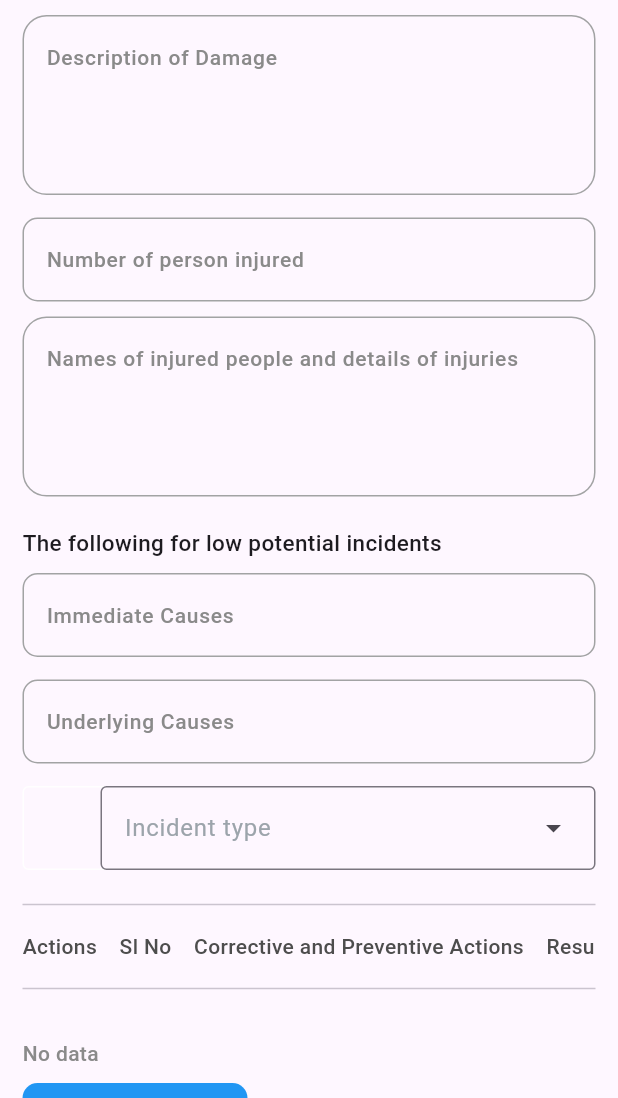
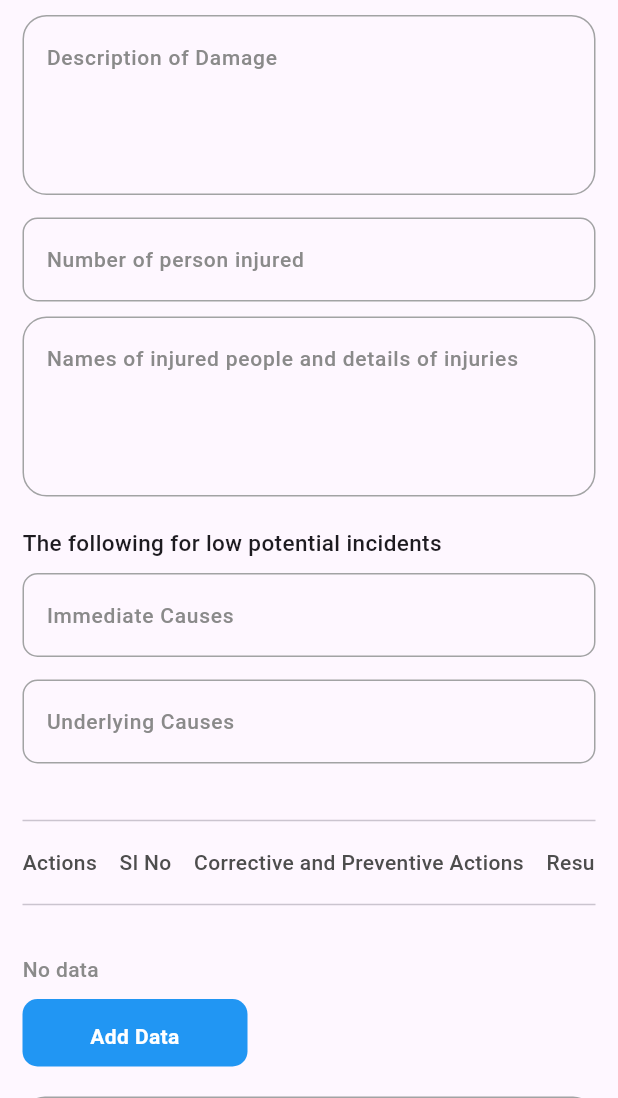
Before and after one commit to AthulyaK-893/Incident-Report-SangSolutions, a Flutter app: the screen it shows after launch, scrolled down 576 dp, on a phone screen of 412 x 824 dp, the part 138-1236 px from its top. Run offline on Flutter 3.47's test engine with Material 3 defaults, Android fonts, the phone set to English and light mode, and no system bars; our stand-ins replace bloc, flutter_bloc, image_picker.

Commit message:
second commit

```diff
--- a/lib/blocs/post_bloc/post_event.dart
+++ b/lib/blocs/post_bloc/post_event.dart
@@ -2,9 +2,12 @@ part of 'post_bloc.dart';
 
 @immutable
 sealed class PostEvent {}
+
 class SubmitButtonPressed extends PostEvent {
+  Map body;
+  String path;
 
-  SubmitButtonPressed();
+  SubmitButtonPressed({required this.body, required this.path});
 
   @override
   List<Object> get props => [];
--- a/lib/views/home.dart
+++ b/lib/views/home.dart
@@ -1,12 +1,19 @@
+import 'dart:convert';
+import 'dart:developer';
 import 'dart:io';
+
 import 'package:flutter/material.dart';
 import 'package:flutter/services.dart';
+import 'package:flutter_bloc/flutter_bloc.dart';
+import 'package:http/http.dart' as http;
 import 'package:image_picker/image_picker.dart';
 import 'package:intl/intl.dart';
 import 'package:movie_app_flutter/utils/custombutton.dart';
 import 'package:movie_app_flutter/utils/custompopup.dart';
 import 'package:movie_app_flutter/utils/description_textfield.dart';
 import 'package:movie_app_flutter/utils/textfield.dart';
+
+import '../blocs/post_bloc/post_bloc.dart';
 
 class HomePage extends StatefulWidget {
   const HomePage({super.key});
@@ -28,15 +35,16 @@ class _HomePageState extends State<HomePage> {
   TextEditingController immediateCauseController = TextEditingController();
   TextEditingController underlyingCauseController = TextEditingController();
   TimeOfDay? time = const TimeOfDay(hour: 12, minute: 12);
-  departmentList? selecteddepartment;
+
   @override
   void initState() {
     timeinput.text = "";
     super.initState();
   }
-TextEditingController _incidentTypeController=TextEditingController();
-TextEditingController _severityRateController=TextEditingController();
-TextEditingController _potentialRateController=TextEditingController();
+
+  TextEditingController _incidentTypeController = TextEditingController();
+  TextEditingController _severityRateController = TextEditingController();
+  TextEditingController _potentialRateController = TextEditingController();
   String? _incidentSelectedValue;
   String? _severitySelectedValue;
   String? _potentialSelectedValue;
@@ -68,16 +76,7 @@ TextEditingController _potentialRateController=TextEditingController();
 
   @override
   Widget build(BuildContext context) {
-    final List<DropdownMenuEntry<departmentList>> departmentEntries =
-        <DropdownMenuEntry<departmentList>>[];
-    for (final departmentList department in departmentList.values) {
-      departmentEntries.add(
-        DropdownMenuEntry<departmentList>(
-          value: department,
-          label: department.label,
-        ),
-      );
-    }
+
     return Scaffold(
       appBar: AppBar(
         centerTitle: true,
@@ -234,8 +233,8 @@ TextEditingController _potentialRateController=TextEditingController();
                     .map((e) => DropdownMenuItem(value: e, child: Text('$e')))
                     .toList(),
                 onChanged: (v) {
-                  _severitySelectedValue=v;
-                  _severityRateController.text=v!;
+                  _severitySelectedValue = v;
+                  _severityRateController.text = v!;
                 },
                 decoration: InputDecoration(
                     hintText: "(demo)",
@@ -267,8 +266,8 @@ TextEditingController _potentialRateController=TextEditingController();
                     .map((e) => DropdownMenuItem(value: e, child: Text('$e')))
                     .toList(),
                 onChanged: (v) {
-                  _potentialSelectedValue=v;
-                  _potentialRateController.text=v!;
+                  _potentialSelectedValue = v;
+                  _potentialRateController.text = v!;
                 },
                 decoration: InputDecoration(
                     hintText: "(demo)",
@@ -336,34 +335,7 @@ TextEditingController _potentialRateController=TextEditingController();
               const SizedBox(
                 height: 15,
               ),
-              TextFormField(
-                decoration: InputDecoration(
-                  enabledBorder: const OutlineInputBorder(
-                      borderSide: BorderSide(color: Colors.white)),
-                  border: const OutlineInputBorder(
-                      // borderRadius: BorderRadius.circular(15),
-                      borderSide: BorderSide(
-                          style: BorderStyle.solid,
-                          color: Color.fromARGB(255, 227, 231, 236))),
-                  suffixIcon: DropdownMenu<departmentList>(
-                    width: 330,
-                    //controller: departmentController,
-                    label: const Text(
-                      "Incident type",
-                      style: TextStyle(
-                          fontSize: 16,
-                          fontWeight: FontWeight.w400,
-                          color: Color.fromARGB(255, 156, 164, 171)),
-                    ),
-                    dropdownMenuEntries: departmentEntries,
-                    onSelected: (departmentList? department) {
-                      setState(() {
-                        selecteddepartment = department;
-                      });
-                    },
-                  ),
-                ),
-              ),
+
               const SizedBox(
                 height: 15,
               ),
@@ -477,7 +449,65 @@ TextEditingController _potentialRateController=TextEditingController();
               const SizedBox(
                 height: 20,
               ),
-              custombotton('Submit', () {}, MediaQuery.of(context).size.width),
+              BlocProvider(
+                  create: (context) => PostBloc(),
+                  child: custombotton('Submit', () async {
+                    Map<String, dynamic> body = {
+                      "iTransId": 0,
+                      "Project": 1,
+                      "Location": locationController.text,
+                      "Date": dateInputController.text,
+                      "Time": timeinput.text,
+                      "IncidentType": 1,
+                      "Severity_Rate": 1,
+                      "Potential_Rate": 1,
+                      "Others": "oth1",
+                      "IncidentDescription": descriptionController.text,
+                      "DamageDescription": descDamageController.text,
+                      "No_Injured_Person": injuriesController.text,
+                      "DetailsOfPersons": "",
+                      "ImmediateCauses": "imm1",
+                      "UnderlyingCauses": "undcau",
+                      "UserId": 1,
+                      "Images": "",
+                    };
+
+                    try {
+                      var url = Uri.parse(
+                          'http://103.120.178.195/Sang.Ray.Mob.Api/Ray/PostIncident');
+                      var headers = {
+                        'Content-Type': 'multipart/form-data',
+                      };
+
+                      var request = http.MultipartRequest("POST", url);
+                      request.headers.addAll(headers);
+
+                      if (selectedIMage?.path.isNotEmpty ?? false) {
+                        http.MultipartFile multipartFile =
+                            await http.MultipartFile.fromPath(
+                                "name", selectedIMage?.path ?? "");
+                        request.files.add(multipartFile);
+                      }
+                      request.fields["body"] = jsonEncode(body);
+
+                      var response =
+                          await http.Response.fromStream(await request.send());
+
+                      log(response.body.toString());
+                      log(response.statusCode.toString());
+
+                      if (response.statusCode == 200) {
+                      } else {
+                        final errorMessage = response.body;
+
+                        //  emit(CreateFailure(error: errorMessage));
+                      }
+                    } catch (error) {
+                      log('Error: $error');
+
+                      //emit(CreateFailure(error: error.toString()));
+                    }
+                  }, MediaQuery.of(context).size.width)),
             ],
           ),
         ),
@@ -496,37 +526,3 @@ TextEditingController _potentialRateController=TextEditingController();
     //  Navigator.of(context).pop(); //close the model sheet
   }
 }
-
-enum departmentList {
-  BALLB("department", "Near Miss"),
-  MCA(
-    "department",
-    "First Aid Case",
-  ),
-  LLM("department", "Restricted Work"),
-  MBA(
-    "department",
-    "Medically Treated",
-  ),
-  LIFESCIENCE("department", "Lost Time Injury"),
-  MOLICULAR(
-    "department",
-    "Fatality",
-  ),
-  MA(
-    "department",
-    "Occupational Illness",
-  ),
-  MAE(
-    "department",
-    "Asset Damage",
-  ),
-  MAA(
-    "department",
-    "Environmental Damage",
-  );
-
-  const departmentList(this.department, this.label);
-  final String department;
-  final String label;
-}
```
Also changed, not shown: lib/blocs/post_bloc/post_bloc.dart (+22 -6 lines), lib/utils/textfield.dart (+12 -15 lines). Lines whose indentation alone changed are shown as unchanged.
